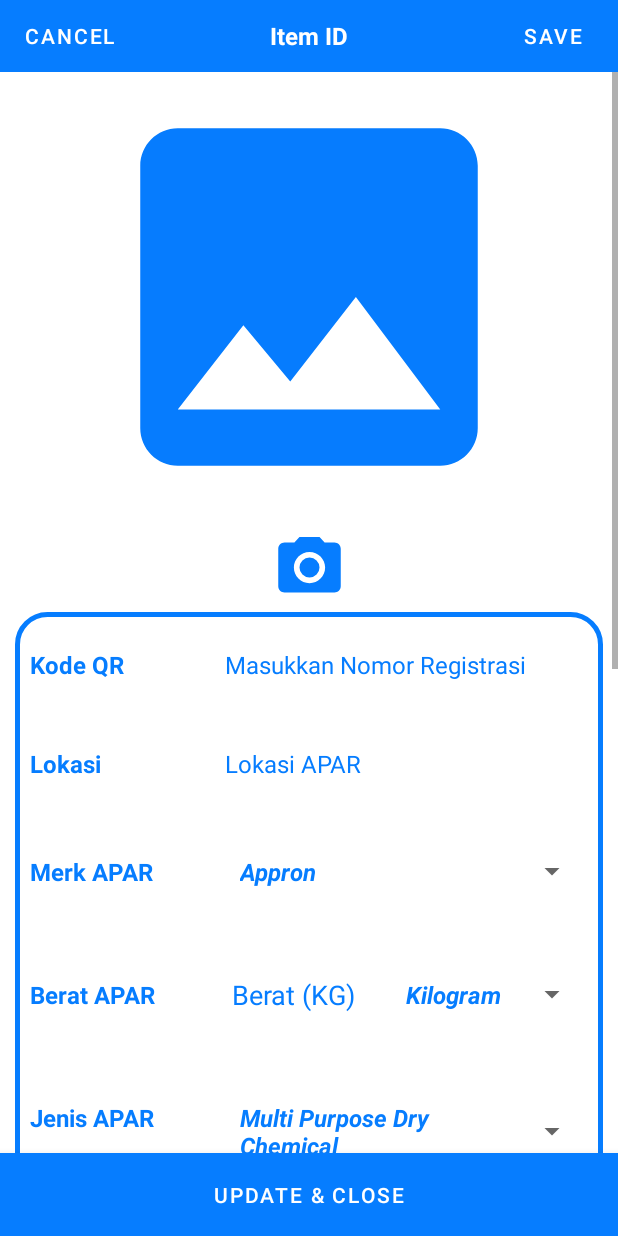
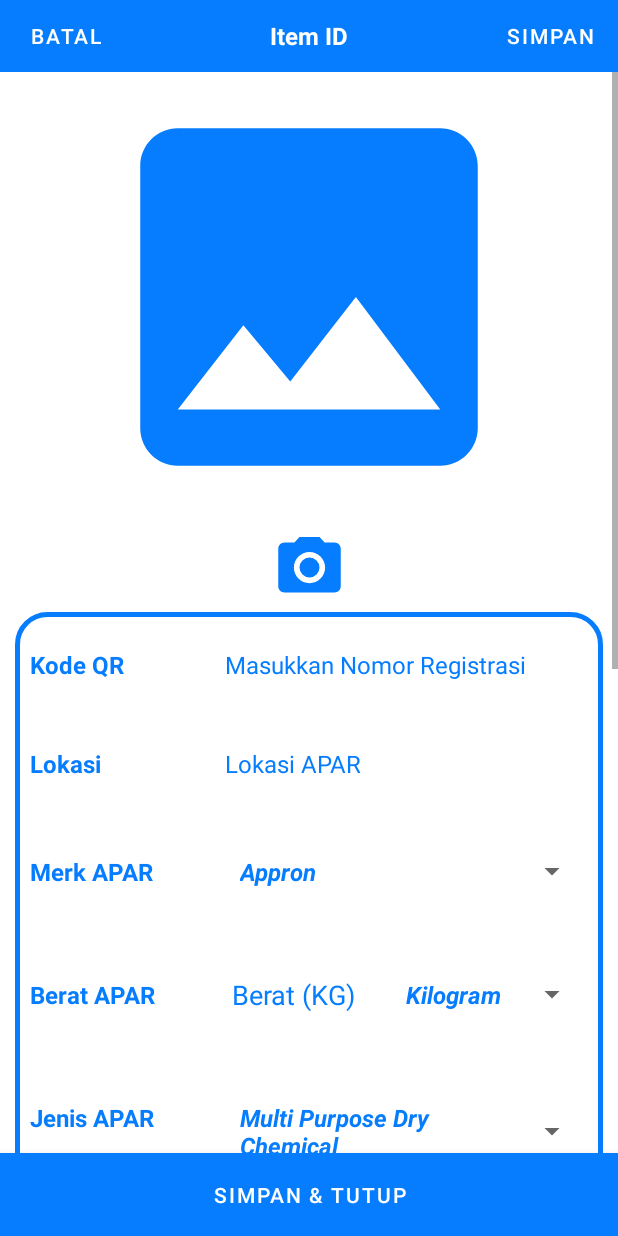
Before and after one commit to LinusArdell/APAR-Tracker, an Android app: the UpdateActivity screen opened directly, with no data from a screen before it, on a phone screen of 412 x 824 dp. Run offline under Robolectric (Android 15) with nearby library versions, the phone set to English and light mode, and no system bars; our stand-ins replace Firebase (no records; nobody signed in at launch, a user with empty details on screens opened directly); pictures from the network do not load.

Commit message:
UI Update, Change History date formatting

```diff
--- a/app/src/main/AndroidManifest.xml
+++ b/app/src/main/AndroidManifest.xml
@@ -26,7 +26,8 @@
         tools:targetApi="31">
         <activity
             android:name=".Experimental.Updates"
-            android:exported="false" />
+            android:exported="false"
+            android:screenOrientation="portrait"/>
         <activity
             android:name=".Activity.Report"
             android:exported="false"
--- a/app/src/main/res/layout/activity_detail.xml
+++ b/app/src/main/res/layout/activity_detail.xml
@@ -623,7 +623,7 @@
                 android:layout_width="0dp"
                 android:layout_height="wrap_content"
                 android:layout_weight="1"
-                android:text="Delete"
+                android:text="HAPUS"
                 android:textColor="@android:color/white"
                 android:textStyle="normal"
                 android:background="?attr/selectableItemBackgroundBorderless"/>
--- a/app/src/main/res/layout/activity_equipment_tambah.xml
+++ b/app/src/main/res/layout/activity_equipment_tambah.xml
@@ -505,7 +505,7 @@
         <Button
             android:layout_width="match_parent"
             android:layout_height="match_parent"
-            android:text="Save &amp; Close"
+            android:text="Simpan &amp; Tutup"
             android:textColor="@color/white"
             android:background="@color/main_color"
             android:backgroundTint="@color/main_color"
--- a/app/src/main/res/layout/activity_update.xml
+++ b/app/src/main/res/layout/activity_update.xml
@@ -25,7 +25,7 @@
             android:layout_height="wrap_content"
             android:backgroundTint="@color/main_color"
             android:textColor="@color/white"
-            android:text="Cancel"
+            android:text="BATAL"
             android:background="?attr/selectableItemBackgroundBorderless"/>
 
         <TextView
@@ -45,7 +45,7 @@
             android:textColor="@color/white"
             android:layout_gravity="right"
             android:backgroundTint="@color/main_color"
-            android:text="SAVE"
+            android:text="Simpan"
             android:background="?attr/selectableItemBackgroundBorderless"/>
 
     </com.google.android.material.navigation.NavigationView>
@@ -474,7 +474,7 @@
         <Button
             android:layout_width="match_parent"
             android:layout_height="match_parent"
-            android:text="Update &amp; Close"
+            android:text="Simpan &amp; Tutup"
             android:backgroundTint="@color/main_color"
             android:id="@+id/btn_update"
             android:textColor="@color/white"
--- a/app/src/main/res/layout/activity_update_offline.xml
+++ b/app/src/main/res/layout/activity_update_offline.xml
@@ -25,7 +25,7 @@
             android:layout_height="wrap_content"
             android:backgroundTint="@color/main_color"
             android:textColor="@color/white"
-            android:text="Cancel"
+            android:text="BATAL"
             android:background="?attr/selectableItemBackgroundBorderless"/>
 
         <TextView
@@ -45,7 +45,7 @@
             android:layout_gravity="right"
             android:backgroundTint="@color/main_color"
             android:textColor="@color/white"
-            android:text="SAVE"
+            android:text="SIMPAN"
             android:background="?attr/selectableItemBackgroundBorderless"/>
 
     </com.google.android.material.navigation.NavigationView>
@@ -474,7 +474,7 @@
         <Button
             android:layout_width="match_parent"
             android:layout_height="match_parent"
-            android:text="Update &amp; Close"
+            android:text="SImpan &amp; TUTUP"
             android:backgroundTint="@color/main_color"
             android:id="@+id/btn_update"
             android:textColor="@color/white"
```
Also changed, not shown: app/src/main/java/com/test/input/Activity/EquipmentTambahActivity.java (+1 -1 lines), app/src/main/java/com/test/input/Activity/UpdateActivity.java (+5 -9 lines), app/src/main/java/com/test/input/Adapter/DraftAdapter.java (+3 -3 lines), app/src/main/java/com/test/input/Adapter/EquipmentAdapter.java (+6 -6 lines), app/src/main/java/com/test/input/Adapter/HistoryAdapter.java (+17 -2 lines).
